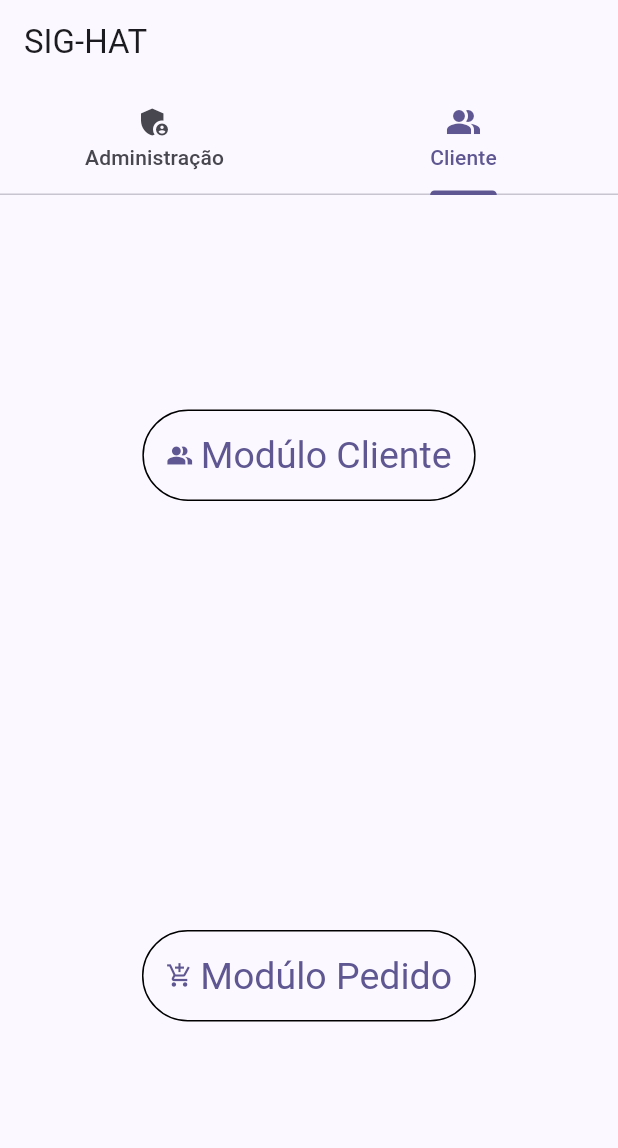
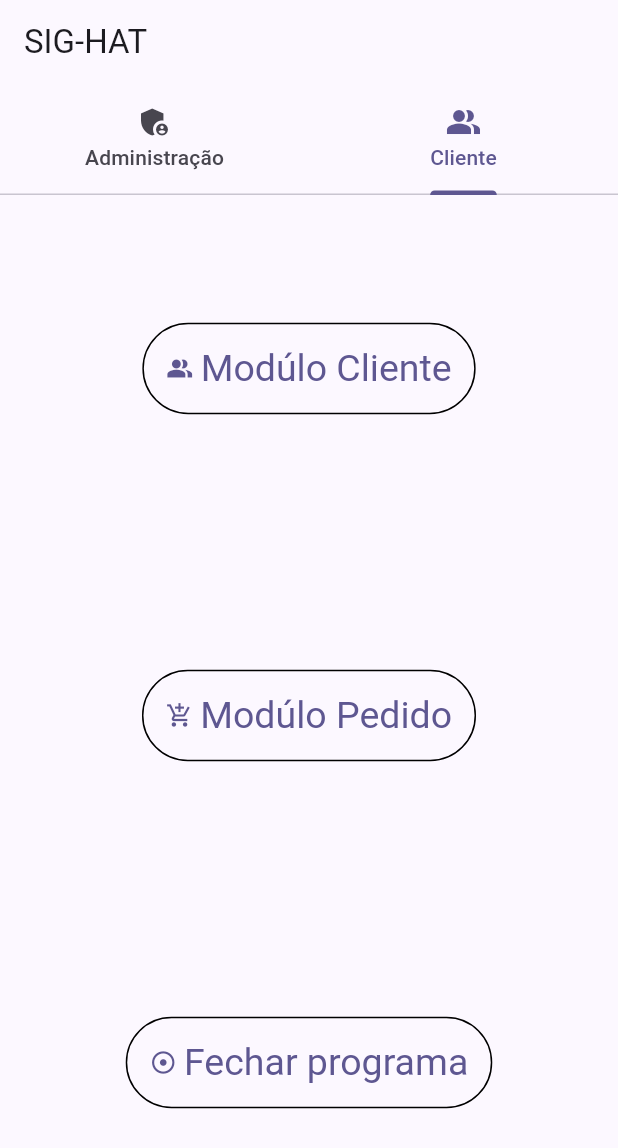
Before and after one commit to DayXL/Atividades-de-POO-1, a Flutter app: the screen it shows after launch, on a phone screen of 412 x 824 dp. Shown: the top 1148 px of the screen. Run offline on Flutter 3.47's test engine with Material 2 defaults, Android fonts, the phone set to English and light mode, and no system bars.

Commit message:
botão de encerrar programa

```diff
--- a/atv/lib/main.dart
+++ b/atv/lib/main.dart
@@ -158,6 +158,19 @@ class SigHat extends StatelessWidget {
                   }
                 ),
 
+                TextButton.icon(
+                  style: TextButton.styleFrom(
+                    side: const BorderSide(width: 1.0),
+                    padding: const EdgeInsets.all(16.0),
+                    textStyle: const TextStyle(fontSize: 25),
+                  ),
+
+                  label: const Text('Fechar programa'),
+                  icon: const Icon(Icons.adjust),
+                  onPressed: () {
+                  }
+                ),
+
               ],
             ),
           ],
```
